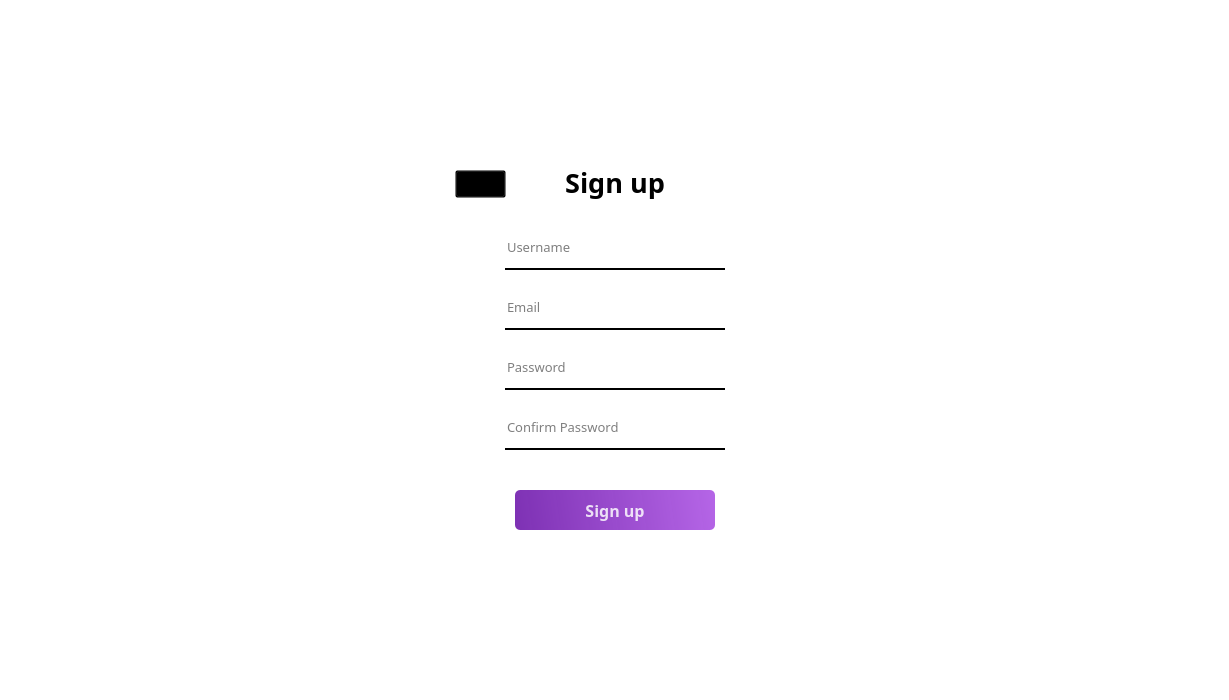
Qt form SW/Src/stacked_login_signup.ui (quocthien0705/Project2) before a commit.
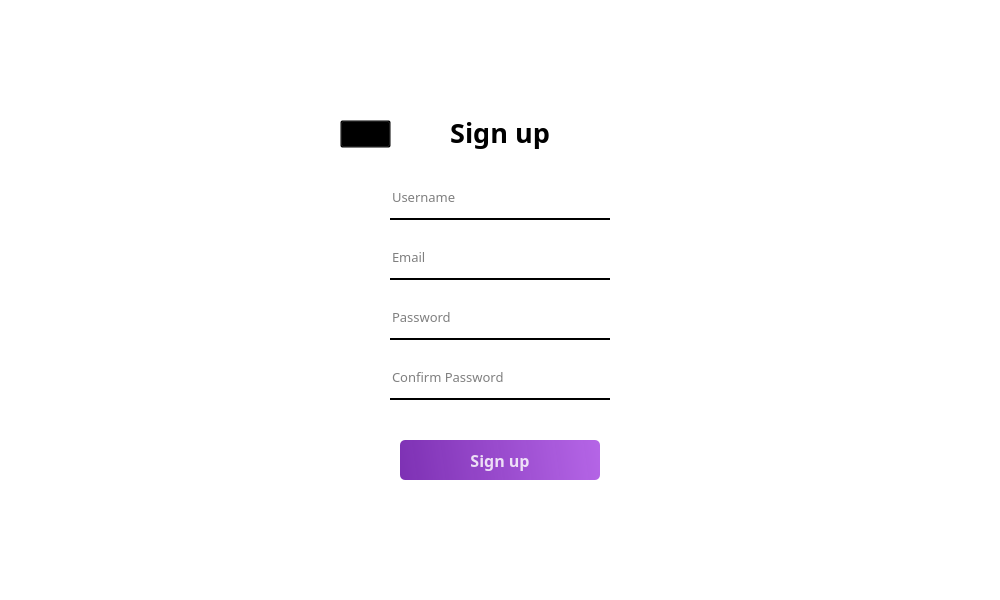
The same form after that commit. Icons and pictures are not drawn.

Commit message: add clear button on line edit

What changed in the file:
```diff
--- a/SW/Src/stacked_login_signup.ui
+++ b/SW/Src/stacked_login_signup.ui
@@ -6,8 +6,8 @@
    <rect>
     <x>0</x>
     <y>0</y>
-    <width>1229</width>
-    <height>700</height>
+    <width>1000</width>
+    <height>600</height>
    </rect>
   </property>
   <property name="windowTitle">
@@ -482,7 +482,7 @@
             <string>Username</string>
            </property>
            <property name="clearButtonEnabled">
-            <bool>false</bool>
+            <bool>true</bool>
            </property>
           </widget>
           <widget class="QLineEdit" name="line_password_signup_2">
@@ -516,6 +516,9 @@
            <property name="placeholderText">
             <string>Password</string>
            </property>
+           <property name="clearButtonEnabled">
+            <bool>true</bool>
+           </property>
           </widget>
           <widget class="QPushButton" name="sign_upButton_2">
            <property name="geometry">
@@ -576,6 +579,9 @@
            <property name="placeholderText">
             <string>Email</string>
            </property>
+           <property name="clearButtonEnabled">
+            <bool>true</bool>
+           </property>
           </widget>
           <widget class="QLineEdit" name="line_confirm_2">
            <property name="geometry">
@@ -608,6 +614,9 @@
            <property name="placeholderText">
             <string>Confirm Password</string>
            </property>
+           <property name="clearButtonEnabled">
+            <bool>true</bool>
+           </property>
           </widget>
           <widget class="QPushButton" name="back_Button">
            <property name="geometry">
```
Left out of the diff: 32 changed lines with no effect on the pictures. The commit also changes 6 other files.
